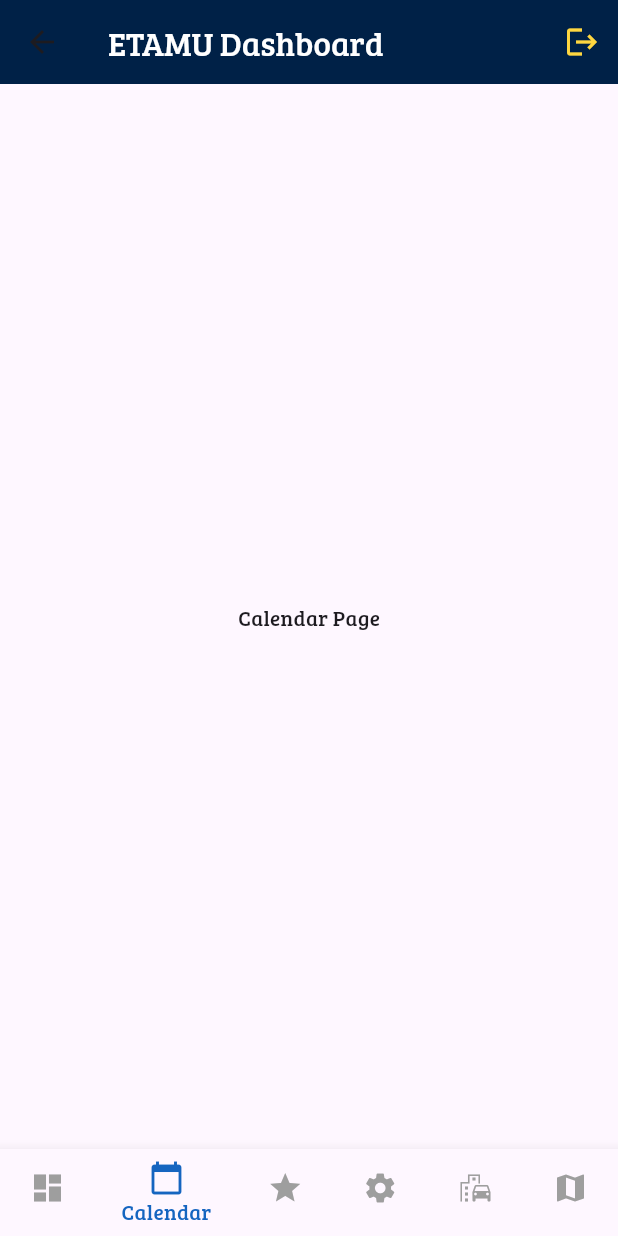
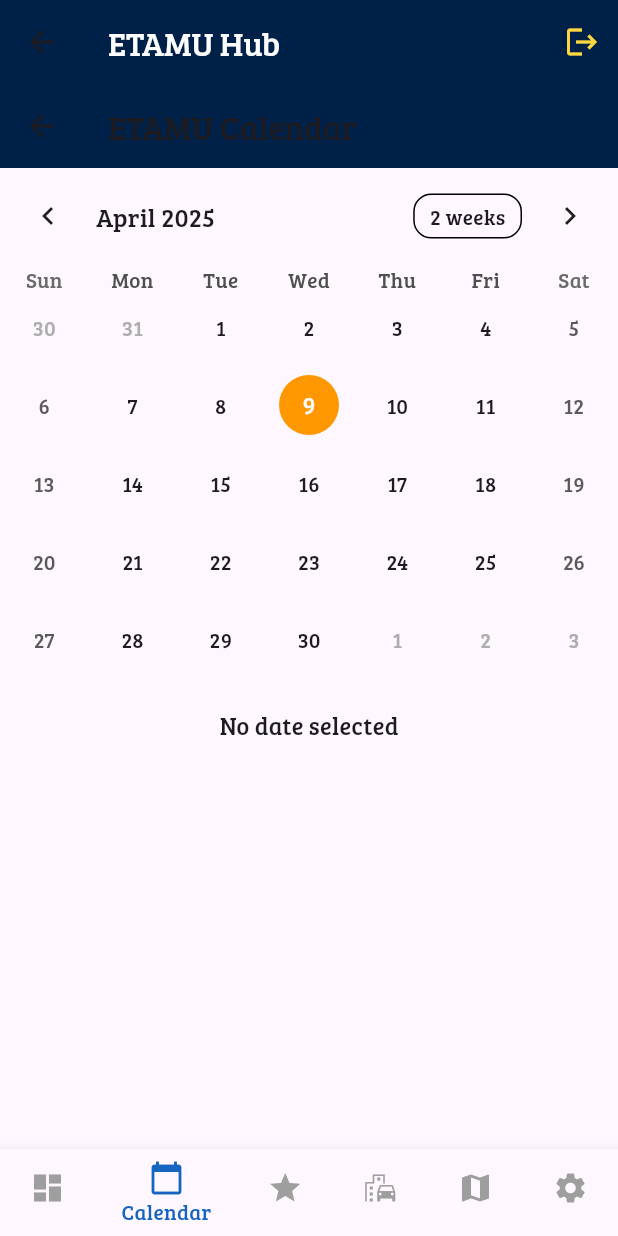
Before and after one commit to kingct19/ETAMU-All-in-One, a Flutter app: the Home screen opened by its route, item 2 of the bottom bar chosen, on a phone screen of 412 x 824 dp. Run offline on Flutter 3.47's test engine with Material 3 defaults, Android fonts, the phone set to English and light mode, and no system bars; drawn by our look-alikes of table_calendar; our stand-ins replace firebase_auth, firebase_core, webview_flutter; missing offline and left inert: android_intent_plus; accounts and stored records are empty.

Commit message:
Calender Page widget has been added

```diff
--- a/etamu_all_in_one/lib/screens/home.dart
+++ b/etamu_all_in_one/lib/screens/home.dart
@@ -3,6 +3,7 @@ import 'package:firebase_auth/firebase_auth.dart';
 import 'package:etamu_all_in_one/widgets/bus_route.dart';
 import 'package:etamu_all_in_one/widgets/campus_map.dart';
 import 'package:etamu_all_in_one/widgets/hub_page.dart';
+import 'package:etamu_all_in_one/widgets/calender_page.dart';
 
 class Home extends StatefulWidget {
   final String role; // 'student' or 'faculty'
@@ -36,18 +37,18 @@ class _HomeState extends State<Home> {
 
     final List<Widget> _pages = [
       const HubPage(),
-      const Center(child: Text('Calendar Page')),
+      const CalendarPage(),
       const Center(child: Text('Grades Page')),
-      const Center(child: Text('Settings Page')),
       const BusRoutePage(),
       const CampusMapPage(),
+      const Center(child: Text('Settings Page')),
     ];
 
     return Scaffold(
       appBar: AppBar(
         backgroundColor: const Color(0xFF002147), // Navy blue
         title: const Text(
-          'ETAMU Dashboard',
+          'ETAMU Hub',
           style: TextStyle(fontFamily: 'BreeSerif', color: Colors.white),
         ),
         actions: [
@@ -61,7 +62,7 @@ class _HomeState extends State<Home> {
       ),
       body: _pages[_selectedIndex],
       bottomNavigationBar: BottomNavigationBar(
-        backgroundColor: Colors.blueAccent,
+        backgroundColor: const Color.fromARGB(255, 15, 21, 32),
         currentIndex: _selectedIndex,
         onTap: (int index) {
           setState(() {
@@ -81,14 +82,14 @@ class _HomeState extends State<Home> {
           ),
           BottomNavigationBarItem(icon: Icon(Icons.grade), label: 'Grades'),
           BottomNavigationBarItem(
-            icon: Icon(Icons.settings),
-            label: 'Settings',
-          ),
-          BottomNavigationBarItem(
             icon: Icon(Icons.emoji_transportation),
             label: 'Bus Route',
           ),
           BottomNavigationBarItem(icon: Icon(Icons.map), label: 'Campus Map'),
+          BottomNavigationBarItem(
+            icon: Icon(Icons.settings),
+            label: 'Settings',
+          ),
         ],
       ),
     );
--- /dev/null
+++ b/etamu_all_in_one/lib/widgets/calender_page.dart
@@ -0,0 +1,59 @@
+import 'package:flutter/material.dart';
+import 'package:table_calendar/table_calendar.dart';
+
+class CalendarPage extends StatefulWidget {
+  const CalendarPage({super.key});
+
+  @override
+  State<CalendarPage> createState() => _CalendarPageState();
+}
+
+class _CalendarPageState extends State<CalendarPage> {
+  DateTime _focusedDay = DateTime.now();
+  DateTime? _selectedDay;
+
+  @override
+  Widget build(BuildContext context) {
+    return Scaffold(
+      appBar: AppBar(
+        title: const Text("ETAMU Calendar"),
+        backgroundColor: const Color(0xFF002147),
+      ),
+      body: Column(
+        children: [
+          TableCalendar(
+            firstDay: DateTime.utc(2020, 1, 1),
+            lastDay: DateTime.utc(2030, 12, 31),
+            focusedDay: _focusedDay,
+            calendarStyle: const CalendarStyle(
+              selectedDecoration: BoxDecoration(
+                color: Colors.blue,
+                shape: BoxShape.circle,
+              ),
+              todayDecoration: BoxDecoration(
+                color: Colors.orange,
+                shape: BoxShape.circle,
+              ),
+            ),
+            selectedDayPredicate: (day) {
+              return isSameDay(_selectedDay, day);
+            },
+            onDaySelected: (selectedDay, focusedDay) {
+              setState(() {
+                _selectedDay = selectedDay;
+                _focusedDay = focusedDay;
+              });
+            },
+          ),
+          const SizedBox(height: 20),
+          Text(
+            _selectedDay != null
+                ? "Selected: ${_selectedDay!.toLocal().toString().split(' ')[0]}"
+                : "No date selected",
+            style: const TextStyle(fontSize: 16),
+          ),
+        ],
+      ),
+    );
+  }
+}
--- a/etamu_all_in_one/pubspec.yaml
+++ b/etamu_all_in_one/pubspec.yaml
@@ -1,11 +1,11 @@
 name: etamu_all_in_one
 description: A new Flutter project.
 
-publish_to: 'none'
+publish_to: "none"
 version: 1.0.0+1
 
 environment:
-  sdk: '>=3.7.0 <4.0.0'
+  sdk: ">=3.7.0 <4.0.0"
 
 dependencies:
   flutter:
@@ -18,6 +18,8 @@ dependencies:
   webview_flutter_android: ^3.9.0
   android_intent_plus: ^5.0.2
   url_launcher: ^6.2.4
+  table_calendar: ^3.0.9
+
   #flutter_webview_plugin: ^0.4.0    // deprecated
 
 dev_dependencies:
```
Also changed, not shown: etamu_all_in_one/pubspec.lock.
